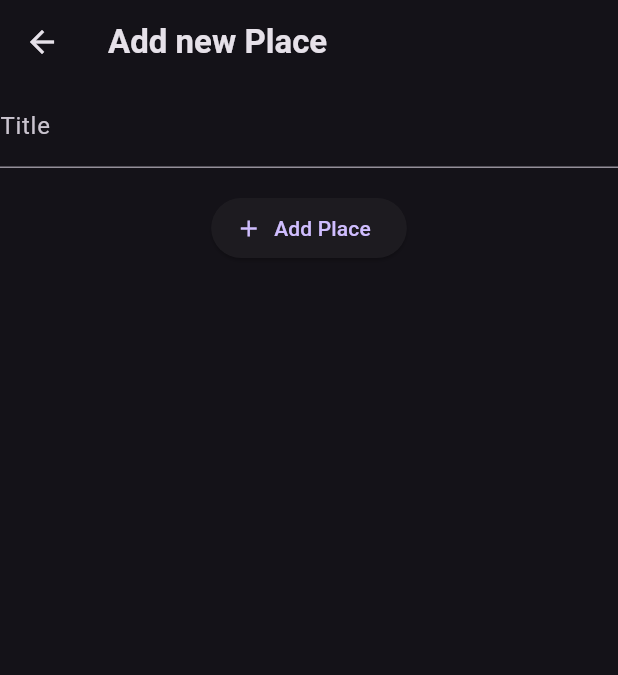
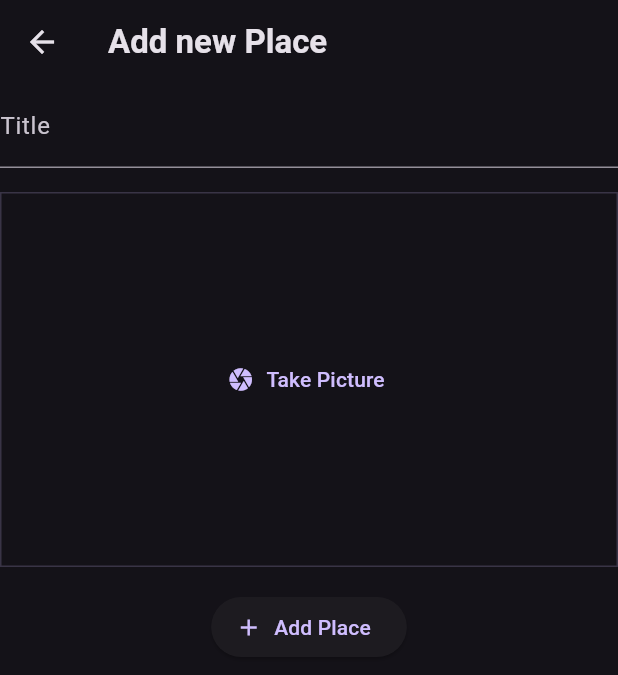
Before and after one commit to Thi1503/favorite_places, a Flutter app: the AddPlaceScreen screen opened directly, on a phone screen of 412 x 824 dp. Shown: the top 675 px of the screen. Run offline on Flutter 3.47's test engine with Material 3 defaults, Android fonts, the phone set to English and light mode, and no system bars; our stand-ins replace flutter_riverpod, google_fonts, image_picker.

Commit message:
Complete adding camera

```diff
--- a/lib/main.dart
+++ b/lib/main.dart
@@ -9,7 +9,7 @@ final colorScheme = ColorScheme.fromSeed(
 );
 
 final theme = ThemeData().copyWith(
-  scaffoldBackgroundColor: colorScheme.background,
+  scaffoldBackgroundColor: colorScheme.surface,
   colorScheme: colorScheme,
   textTheme: GoogleFonts.ubuntuCondensedTextTheme().copyWith(
     titleSmall: GoogleFonts.ubuntuCondensed(
--- a/lib/models/place.dart
+++ b/lib/models/place.dart
@@ -1,9 +1,12 @@
+import 'dart:io';
+
 import 'package:uuid/uuid.dart';
 
 const uuid =Uuid();
 
 class Place{
-  Place({required this.title}) : id = uuid.v4();
+  Place({required this.title, required this.image}) : id = uuid.v4();
   final String id;
   final String title;
+  final File image;
 }
--- a/lib/providers/user_places.dart
+++ b/lib/providers/user_places.dart
@@ -1,3 +1,5 @@
+import 'dart:io';
+
 import 'package:favorite_places/models/place.dart';
 import 'package:flutter_riverpod/flutter_riverpod.dart';
 
@@ -6,8 +8,8 @@ class UserPlacesNotifier extends StateNotifier<List<Place>> {
   UserPlacesNotifier() : super(const []);
 
   // thêm một địa điểu mới
-  void addPlace(String title) {
-    final newPlace = Place(title: title);
+  void addPlace(String title, File image) {
+    final newPlace = Place(title: title, image: image);
     state = [newPlace, ...state];
   }
 }
--- a/lib/screens/add_place.dart
+++ b/lib/screens/add_place.dart
@@ -1,4 +1,7 @@
+import 'dart:io';
+
 import 'package:favorite_places/providers/user_places.dart';
+import 'package:favorite_places/widgets/image_input.dart';
 import 'package:flutter/material.dart';
 import 'package:flutter_riverpod/flutter_riverpod.dart';
 
@@ -13,10 +16,11 @@ class AddPlaceScreen extends ConsumerStatefulWidget {
 
 class _AddPlaceScreenState extends ConsumerState<AddPlaceScreen> {
   final _titleController = TextEditingController();
-
+  File? _selectedImage;
+  //save new place
   void _savePlace() {
     final enteredTitle = _titleController.text;
-    if (enteredTitle.isEmpty) {
+    if (enteredTitle.isEmpty || _selectedImage == null) {
       ScaffoldMessenger.of(context).clearSnackBars();
       ScaffoldMessenger.of(context).showSnackBar(
         const SnackBar(
@@ -25,11 +29,12 @@ class _AddPlaceScreenState extends ConsumerState<AddPlaceScreen> {
       );
       return;
     }
-    ref.read(userPlacesProvider.notifier).addPlace(enteredTitle);
+    ref
+        .read(userPlacesProvider.notifier)
+        .addPlace(enteredTitle, _selectedImage!);
 
     Navigator.of(context).pop();
   }
-
 
   @override
   Widget build(BuildContext context) {
@@ -48,6 +53,12 @@ class _AddPlaceScreenState extends ConsumerState<AddPlaceScreen> {
               controller: _titleController,
             ),
             const SizedBox(height: 16),
+            ImageInput(
+              onPickImage: (image) {
+                _selectedImage = image;
+              },
+            ),
+            const SizedBox(height: 16),
             ElevatedButton.icon(
               onPressed: _savePlace,
               icon: const Icon(Icons.add),
--- a/lib/screens/places.dart
+++ b/lib/screens/places.dart
@@ -26,7 +26,10 @@ class PlacesScreen extends ConsumerWidget {
           )
         ],
       ),
-      body: PlacesList(places: userPlaces,),
+      body: Padding(
+        padding: const EdgeInsets.all(8.0),
+        child: PlacesList(places: userPlaces,),
+      ),
     );
   }
 }
--- /dev/null
+++ b/lib/widgets/image_input.dart
@@ -0,0 +1,71 @@
+import 'dart:io';
+
+import 'package:flutter/material.dart';
+import 'package:image_picker/image_picker.dart';
+
+class ImageInput extends StatefulWidget {
+  const ImageInput({super.key, required this.onPickImage});
+  final void Function(File image) onPickImage;
+  @override
+  State<ImageInput> createState() {
+    return _ImageInputState();
+  }
+}
+
+class _ImageInputState extends State<ImageInput> {
+  File? _selectedImage;
+
+  // xu ky viec chup anh cua app
+  void _takePicture() async {
+    final imagePicker = ImagePicker();
+
+    // chọn nguồn ảnh từ camera
+    final pickedImage = await imagePicker.pickImage(
+      source: ImageSource.camera,
+      maxWidth: 600,
+    );
+
+    if (pickedImage == null) {
+      return;
+    }
+
+    setState(() {
+      _selectedImage = File(pickedImage.path);
+    });
+
+    widget.onPickImage(_selectedImage!);
+  }
+
+  @override
+  Widget build(BuildContext context) {
+    Widget content = TextButton.icon(
+      onPressed: _takePicture,
+      icon: const Icon(Icons.camera),
+      label: const Text('Take Picture'),
+    );
+
+    if (_selectedImage != null) {
+      content = GestureDetector(
+        onTap: _takePicture,
+        child: Image.file(
+          _selectedImage!,
+          fit: BoxFit.cover,
+          width: double.infinity,
+          height: double.infinity,
+        ),
+      );
+    }
+
+    return Container(
+        decoration: BoxDecoration(
+          border: Border.all(
+            width: 1,
+            color: Theme.of(context).colorScheme.primary.withOpacity(0.2),
+          ),
+        ),
+        height: 250,
+        width: double.infinity,
+        alignment: Alignment.center,
+        child: content);
+  }
+}
--- a/lib/widgets/places_list.dart
+++ b/lib/widgets/places_list.dart
@@ -24,6 +24,10 @@ class PlacesList extends StatelessWidget {
     return ListView.builder(
       itemCount: places.length,
       itemBuilder: (ctx, index) => ListTile(
+        leading: CircleAvatar(
+          radius: 26,
+          backgroundImage: FileImage(places[index].image),
+        ),
         title: Text(
           places[index].title,
           style: Theme.of(context)
--- a/pubspec.yaml
+++ b/pubspec.yaml
@@ -37,8 +37,8 @@ dependencies:
   cupertino_icons: ^1.0.8
   google_fonts: ^6.2.1
   uuid: ^4.5.1
-  riverpod: ^2.6.1
   flutter_riverpod: ^2.6.1
+  image_picker: ^1.1.2
 
 dev_dependencies:
   flutter_test:
```
Also changed, not shown: lib/screens/place_detail.dart (+12 -12 lines), pubspec.lock, 6 other files.
